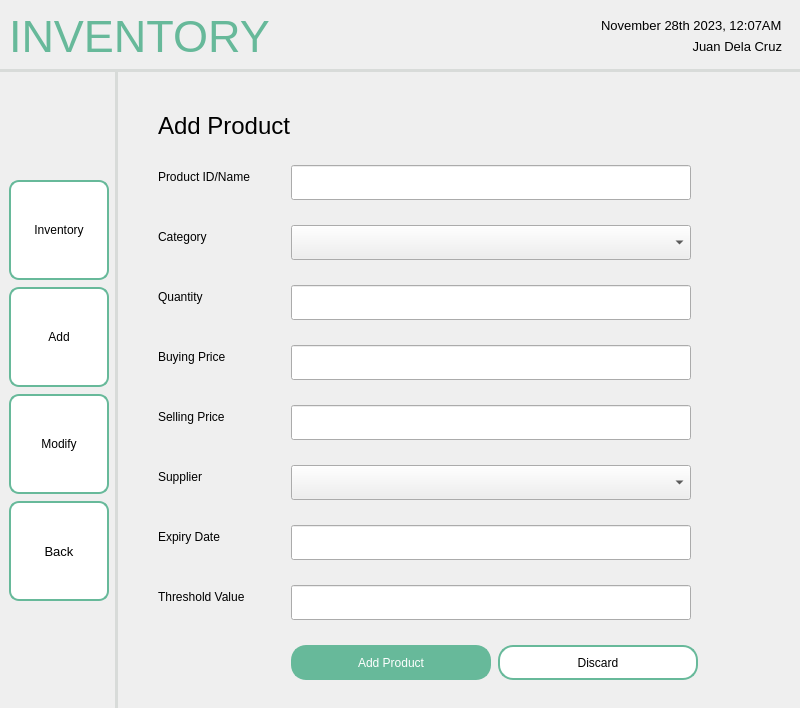
The window that screens/ui/admin_ui/admin_inventory/inventoryAddProduct.ui (sehae/POS-with-Inventory-System) describes before a commit, drawn with Qt 5.
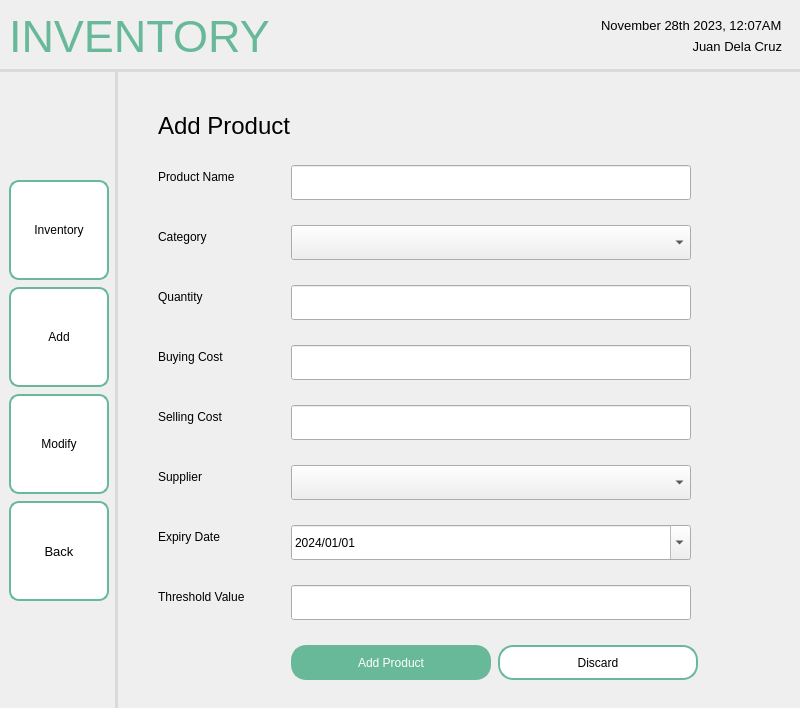
The same window after the commit. Icons and pictures are not drawn.

Commit message:
Error Handling & Search Function in Inventory Module
gugugagaguguga100 hipak for the win

```diff
--- a/screens/ui/admin_ui/admin_inventory/inventoryAddProduct.ui
+++ b/screens/ui/admin_ui/admin_inventory/inventoryAddProduct.ui
@@ -339,7 +339,7 @@
                 <item row="1" column="0">
                  <widget class="QLabel" name="label_5">
                   <property name="text">
-                   <string>Product ID/Name</string>
+                   <string>Product Name</string>
                   </property>
                  </widget>
                 </item>
@@ -408,7 +408,7 @@
                 <item row="4" column="0">
                  <widget class="QLabel" name="label_8">
                   <property name="text">
-                   <string>Buying Price</string>
+                   <string>Buying Cost</string>
                   </property>
                  </widget>
                 </item>
@@ -431,7 +431,7 @@
                 <item row="5" column="0">
                  <widget class="QLabel" name="label_9">
                   <property name="text">
-                   <string>Selling Price</string>
+                   <string>Selling Cost</string>
                   </property>
                  </widget>
                 </item>
@@ -466,7 +466,7 @@
                  </widget>
                 </item>
                 <item row="7" column="1">
-                 <widget class="QLineEdit" name="lineEdit_6">
+                 <widget class="QDateEdit" name="dateEdit">
                   <property name="minimumSize">
                    <size>
                     <width>400</width>
@@ -479,6 +479,19 @@
                     <height>35</height>
                    </size>
                   </property>
+                  <property name="displayFormat">
+                   <string>yyyy/MM/dd</string>
+                  </property>
+                  <property name="calendarPopup">
+                   <bool>true</bool>
+                  </property>
+                  <property name="date">
+                   <date>
+                    <year>2024</year>
+                    <month>1</month>
+                    <day>1</day>
+                   </date>
+                  </property>
                  </widget>
                 </item>
                 <item row="8" column="0">
```
Left out of the diff: 32 changed lines with no effect on the pictures. The commit also changes 35 other files.
